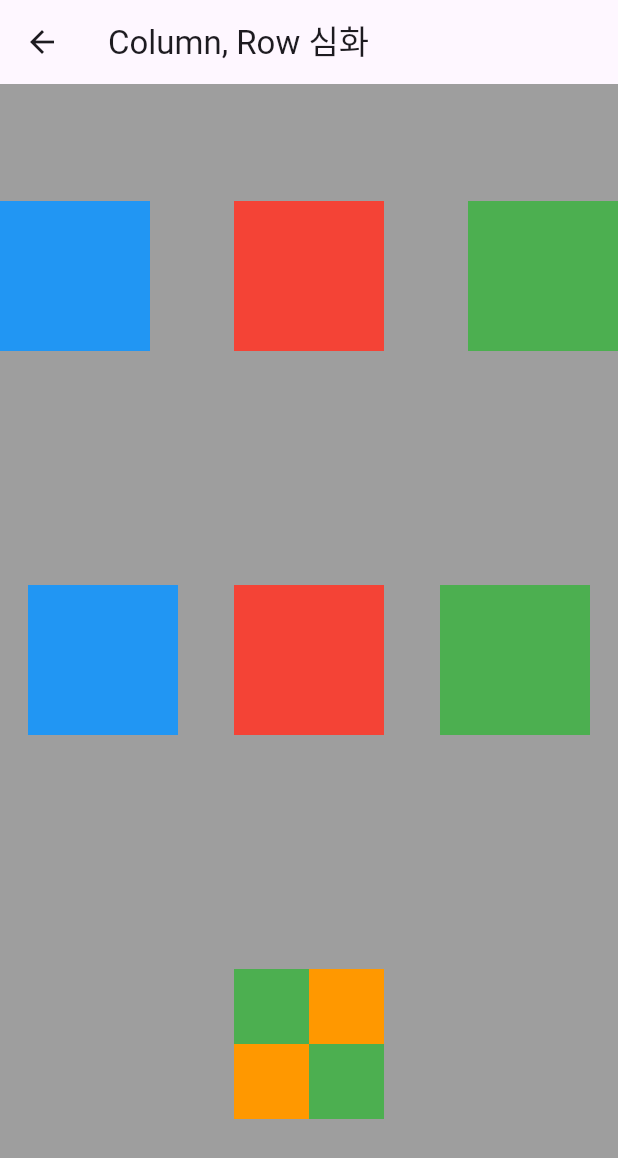
After one commit to sung-silver/flutter_online_lecture_smwu, a Flutter app: the screen it shows after launch, after a tap on "Column, Row 심화", on a phone screen of 412 x 824 dp. The commit adds this screen. Shown: the top 1158 px of the screen. Run offline on Flutter 3.47's test engine with Material 3 defaults, Android fonts, the phone set to English and light mode, and no system bars.

Commit message:
feat: 2일차 과제 - column, row 심화

```diff
--- /dev/null
+++ b/lib/screen/advanced/column_row_advanced.dart
@@ -0,0 +1,95 @@
+
+import 'package:flutter/material.dart';
+
+class ColumnRowAdvanced extends StatelessWidget {
+  const ColumnRowAdvanced({super.key});
+
+  @override
+  Widget build(BuildContext context) {
+    return Scaffold(
+        appBar: AppBar(title: Text("Column, Row 심화"),),
+        body: Container(
+          color: Colors.grey,
+          child: Column(
+            mainAxisAlignment: MainAxisAlignment.spaceAround,
+            children: [
+              Row(
+                mainAxisAlignment: MainAxisAlignment.spaceBetween,
+                children: [
+                  Container(
+                      width: 100,
+                      height: 100,
+                      color: Colors.blue
+                  ),
+                  Container(
+                    width: 100,
+                    height: 100,
+                    color: Colors.red,
+                  ),
+                  Container(
+                      width: 100,
+                      height: 100,
+                      color: Colors.green
+                  )
+                ],
+              ),
+              Row(
+                mainAxisAlignment: MainAxisAlignment.spaceAround,
+                children: [
+                  Container(
+                      width: 100,
+                      height: 100,
+                      color: Colors.blue
+                  ),
+                  Container(
+                    width: 100,
+                    height: 100,
+                    color: Colors.red,
+                  ),
+                  Container(
+                      width: 100,
+                      height: 100,
+                      color: Colors.green
+                  )
+                ],
+              ),
+              Container(
+                  width: 100,
+                  height: 100,
+                  child: Column(
+                    children: [
+                      Row(
+                        children: [
+                          Container(
+                            width: 50,
+                            height: 50,
+                            color: Colors.green,
+                          ),
+                          Container(
+                              width: 50,
+                              height: 50,
+                              color: Colors.orange
+                          )
+                        ],
+                      ),
+                      Row(children: [
+                        Container(
+                          width: 50,
+                          height: 50,
+                          color: Colors.orange,
+                        ),
+                        Container(
+                            width: 50,
+                            height: 50,
+                            color: Colors.green
+                        )
+                      ],),
+                    ],
+                  ),
+              )
+            ],
+          ),
+        )
+    );
+  }
+}
--- a/lib/screen/button_screen.dart
+++ b/lib/screen/button_screen.dart
@@ -1,4 +1,5 @@
 import 'package:flutter/material.dart';
+import 'package:online_lecture_smwu/screen/advanced/column_row_advanced.dart';
 import 'package:online_lecture_smwu/screen/column/column_practice_screen.dart';
 import 'package:online_lecture_smwu/screen/column/column_screen.dart';
 import 'package:online_lecture_smwu/screen/container/container_practice_screen.dart';
@@ -89,6 +90,18 @@ class ButtonScreen extends StatelessWidget {
                   ));
                 },
                 child: Text("Row 실습")),
+            SizedBox(
+              height: 10,
+            ),
+            ElevatedButton(
+                onPressed: () {
+                  Navigator.push(context, MaterialPageRoute(
+                    builder: (context) {
+                      return ColumnRowAdvanced();
+                    },
+                  ));
+                },
+                child: Text("Column, Row 심화")),
           ],
         ),
       ),
```
